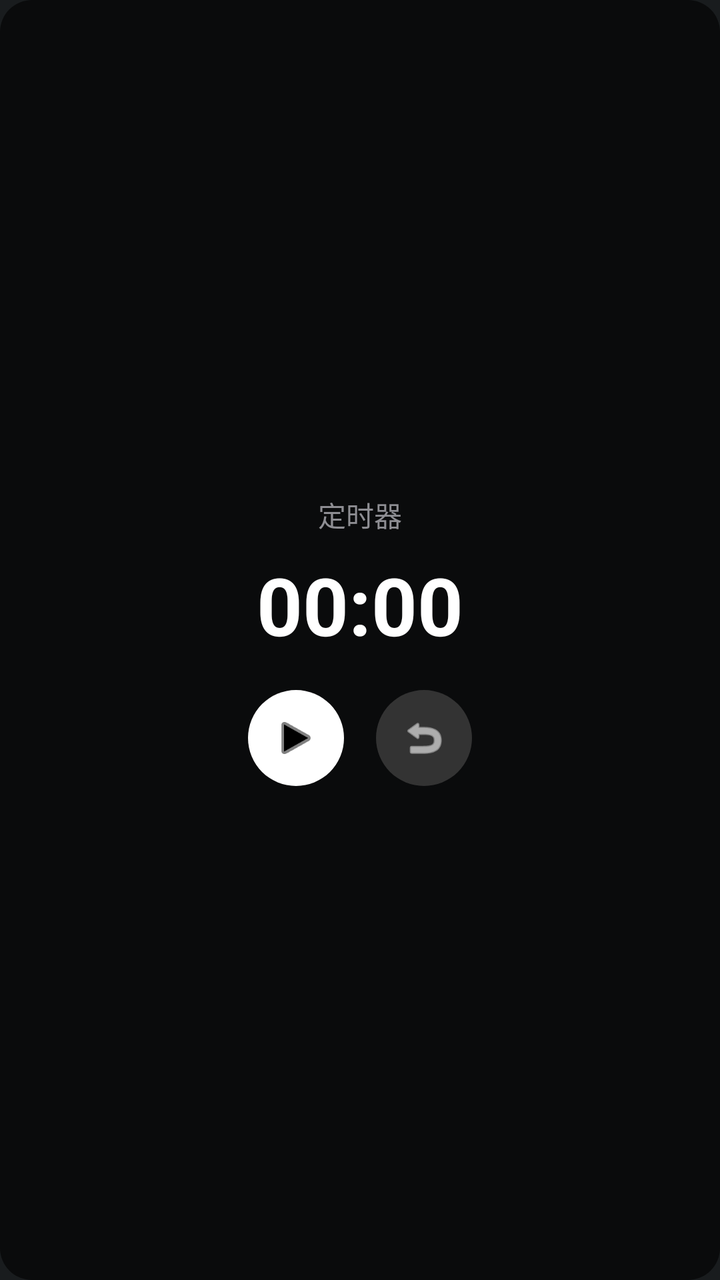
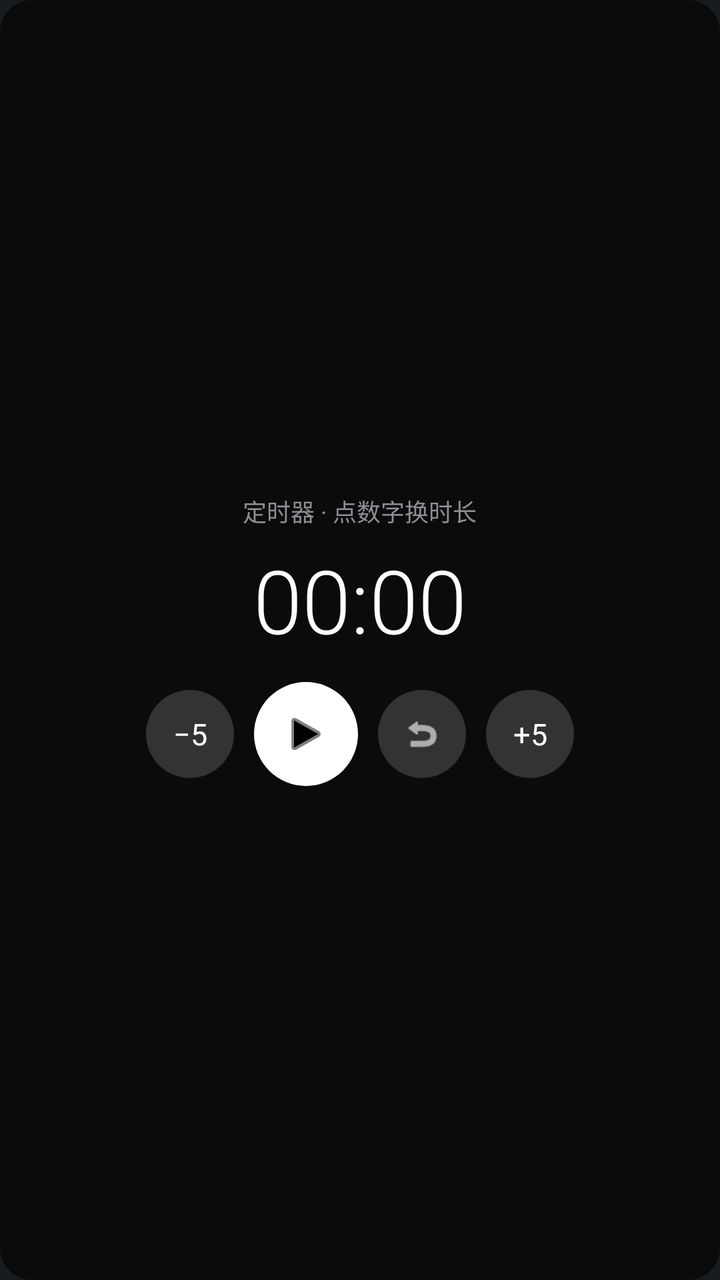

An Android layout rendered at two revisions. The XML below is the earlier revision; the diff shows what the commit changed to produce the second picture.
<!-- AndroidManifest.xml: application theme android:Theme.DeviceDefault.NoActionBar -->
<!-- res/layout/timer_widget.xml -->
<?xml version="1.0" encoding="utf-8"?>
<LinearLayout xmlns:android="http://schemas.android.com/apk/res/android"
    android:layout_width="match_parent"
    android:layout_height="match_parent"
    android:background="@drawable/widget_bg"
    android:orientation="vertical"
    android:gravity="center"
    android:padding="16dp">

    <TextView
        android:layout_width="wrap_content"
        android:layout_height="wrap_content"
        android:text="定时器"
        android:textColor="#8E8E93"
        android:textSize="14sp"
        android:layout_marginBottom="8dp" />

    <Chronometer
        android:id="@+id/timer_chronometer"
        android:layout_width="wrap_content"
        android:layout_height="wrap_content"
        android:textColor="#FFFFFF"
        android:textSize="40sp"
        android:textStyle="bold"
        android:countDown="true"
        android:format="%s" />

    <LinearLayout
        android:layout_width="wrap_content"
        android:layout_height="wrap_content"
        android:orientation="horizontal"
        android:layout_marginTop="16dp">

        <ImageView
            android:id="@+id/btn_toggle"
            android:layout_width="48dp"
            android:layout_height="48dp"
            android:background="@drawable/btn_bg"
            android:src="@android:drawable/ic_media_play"
            android:scaleType="centerInside"
            android:padding="12dp"
            android:tint="#000000" />

        <ImageView
            android:id="@+id/btn_reset"
            android:layout_width="48dp"
            android:layout_height="48dp"
            android:background="@drawable/btn_bg_dark"
            android:src="@android:drawable/ic_menu_revert"
            android:scaleType="centerInside"
            android:padding="12dp"
            android:layout_marginLeft="16dp"
            android:tint="#FFFFFF" />

    </LinearLayout>
</LinearLayout>
<!-- resources referenced by this layout -->
<resources>
  <!-- drawable btn_bg (drawable) -->
  <?xml version="1.0" encoding="utf-8"?>
  <shape xmlns:android="http://schemas.android.com/apk/res/android" android:shape="oval">
      <solid android:color="#FFFFFF" />
  </shape>
  <!-- drawable btn_bg_dark (drawable) -->
  <?xml version="1.0" encoding="utf-8"?>
  <shape xmlns:android="http://schemas.android.com/apk/res/android" android:shape="oval">
      <solid android:color="#333333" />
  </shape>
  <!-- drawable widget_bg (drawable) -->
  <?xml version="1.0" encoding="utf-8"?>
  <shape xmlns:android="http://schemas.android.com/apk/res/android" android:shape="rectangle">
      <solid android:color="#99000000" />
      <corners android:radius="16dp" />
  </shape>
</resources>

<!-- the commit's change to res/layout/timer_widget.xml (unified diff, before → after) -->
@@ -3,54 +3,80 @@
     android:layout_width="match_parent"
     android:layout_height="match_parent"
     android:background="@drawable/widget_bg"
+    android:gravity="center"
     android:orientation="vertical"
-    android:gravity="center"
-    android:padding="16dp">
+    android:padding="12dp">
 
     <TextView
+        android:id="@+id/timer_label"
         android:layout_width="wrap_content"
         android:layout_height="wrap_content"
-        android:text="定时器"
+        android:text="定时器 · 点数字换时长"
         android:textColor="#8E8E93"
-        android:textSize="14sp"
-        android:layout_marginBottom="8dp" />
+        android:textSize="12sp" />
 
     <Chronometer
         android:id="@+id/timer_chronometer"
         android:layout_width="wrap_content"
         android:layout_height="wrap_content"
+        android:layout_marginTop="2dp"
+        android:countDown="true"
+        android:fontFamily="sans-serif-light"
+        android:format="%s"
+        android:padding="4dp"
         android:textColor="#FFFFFF"
-        android:textSize="40sp"
-        android:textStyle="bold"
-        android:countDown="true"
-        android:format="%s" />
+        android:textSize="44sp" />
 
     <LinearLayout
         android:layout_width="wrap_content"
         android:layout_height="wrap_content"
-        android:orientation="horizontal"
-        android:layout_marginTop="16dp">
+        android:layout_marginTop="8dp"
+        android:gravity="center_vertical"
+        android:orientation="horizontal">
+
+        <TextView
+            android:id="@+id/btn_minus"
+            android:layout_width="44dp"
+            android:layout_height="44dp"
+            android:background="@drawable/btn_bg_dark"
+            android:gravity="center"
+            android:text="−5"
+            android:textColor="#FFFFFF"
+            android:textSize="15sp" />
 
         <ImageView
             android:id="@+id/btn_toggle"
-            android:layout_width="48dp"
-            android:layout_height="48dp"
+            android:layout_width="52dp"
+            android:layout_height="52dp"
+            android:layout_marginStart="10dp"
             android:background="@drawable/btn_bg"
+            android:contentDescription="开始或暂停"
+            android:padding="14dp"
+            android:scaleType="centerInside"
             android:src="@android:drawable/ic_media_play"
-            android:scaleType="centerInside"
-            android:padding="12dp"
             android:tint="#000000" />
 
         <ImageView
             android:id="@+id/btn_reset"
-            android:layout_width="48dp"
-            android:layout_height="48dp"
+            android:layout_width="44dp"
+            android:layout_height="44dp"
+            android:layout_marginStart="10dp"
             android:background="@drawable/btn_bg_dark"
+            android:contentDescription="重置"
+            android:padding="12dp"
+            android:scaleType="centerInside"
             android:src="@android:drawable/ic_menu_revert"
-            android:scaleType="centerInside"
-            android:padding="12dp"
-            android:layout_marginLeft="16dp"
             android:tint="#FFFFFF" />
 
+        <TextView
+            android:id="@+id/btn_plus"
+            android:layout_width="44dp"
+            android:layout_height="44dp"
+            android:layout_marginStart="10dp"
+            android:background="@drawable/btn_bg_dark"
+            android:gravity="center"
+            android:text="+5"
+            android:textColor="#FFFFFF"
+            android:textSize="15sp" />
     </LinearLayout>
 </LinearLayout>
